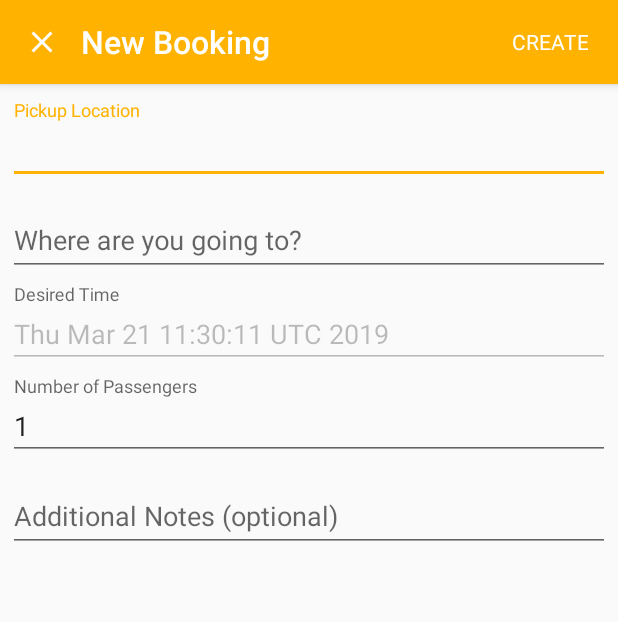
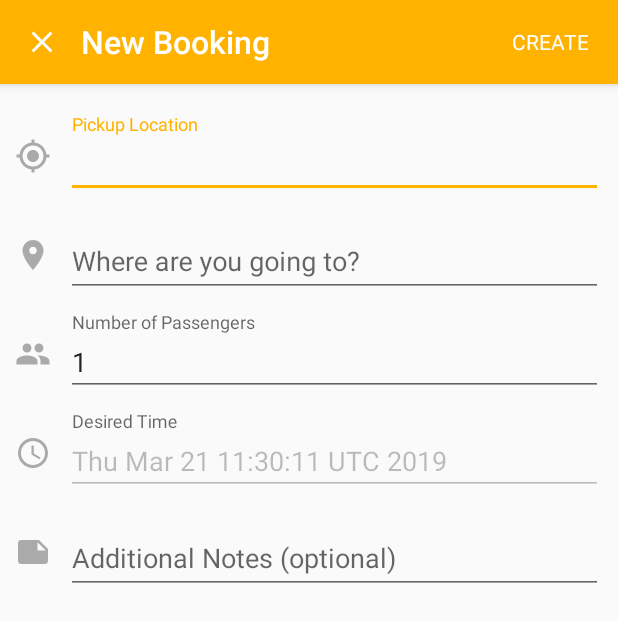
Before and after one commit to rhys3010/taxe, an Android app: the CreateBookingActivity screen opened directly, with no data from a screen before it, on a phone screen of 412 x 824 dp. Shown: the top 622 px of the screen. Run offline under Robolectric (Android 15) with nearby library versions, the phone set to English and light mode, and no system bars; libraries missing offline, so code that uses them is left out: retrofit2.adapter.rxjava, rx.android.schedulers, rx.schedulers, rx.subscriptions; 1 statement that could not run was skipped.

Commit message:
Tweaked booking creation screen design and added number picker support

```diff
--- /dev/null
+++ b/app/src/main/res/drawable/ic_access_time_black_24dp.xml
@@ -0,0 +1,9 @@
+<vector xmlns:android="http://schemas.android.com/apk/res/android"
+        android:width="24dp"
+        android:height="24dp"
+        android:viewportWidth="24.0"
+        android:viewportHeight="24.0">
+    <path
+        android:fillColor="#FF000000"
+        android:pathData="M11.99,2C6.47,2 2,6.48 2,12s4.47,10 9.99,10C17.52,22 22,17.52 22,12S17.52,2 11.99,2zM12,20c-4.42,0 -8,-3.58 -8,-8s3.58,-8 8,-8 8,3.58 8,8 -3.58,8 -8,8zM12.5,7H11v6l5.25,3.15 0.75,-1.23 -4.5,-2.67z"/>
+</vector>
--- /dev/null
+++ b/app/src/main/res/drawable/ic_location_on_black_24dp.xml
@@ -0,0 +1,9 @@
+<vector xmlns:android="http://schemas.android.com/apk/res/android"
+        android:width="24dp"
+        android:height="24dp"
+        android:viewportWidth="24.0"
+        android:viewportHeight="24.0">
+    <path
+        android:fillColor="#FF000000"
+        android:pathData="M12,2C8.13,2 5,5.13 5,9c0,5.25 7,13 7,13s7,-7.75 7,-13c0,-3.87 -3.13,-7 -7,-7zM12,11.5c-1.38,0 -2.5,-1.12 -2.5,-2.5s1.12,-2.5 2.5,-2.5 2.5,1.12 2.5,2.5 -1.12,2.5 -2.5,2.5z"/>
+</vector>
--- /dev/null
+++ b/app/src/main/res/drawable/ic_my_location_black_24dp.xml
@@ -0,0 +1,9 @@
+<vector xmlns:android="http://schemas.android.com/apk/res/android"
+        android:width="24dp"
+        android:height="24dp"
+        android:viewportWidth="24.0"
+        android:viewportHeight="24.0">
+    <path
+        android:fillColor="#FF000000"
+        android:pathData="M12,8c-2.21,0 -4,1.79 -4,4s1.79,4 4,4 4,-1.79 4,-4 -1.79,-4 -4,-4zM20.94,11c-0.46,-4.17 -3.77,-7.48 -7.94,-7.94L13,1h-2v2.06C6.83,3.52 3.52,6.83 3.06,11L1,11v2h2.06c0.46,4.17 3.77,7.48 7.94,7.94L11,23h2v-2.06c4.17,-0.46 7.48,-3.77 7.94,-7.94L23,13v-2h-2.06zM12,19c-3.87,0 -7,-3.13 -7,-7s3.13,-7 7,-7 7,3.13 7,7 -3.13,7 -7,7z"/>
+</vector>
--- /dev/null
+++ b/app/src/main/res/drawable/ic_note_black_24dp.xml
@@ -0,0 +1,9 @@
+<vector xmlns:android="http://schemas.android.com/apk/res/android"
+        android:width="24dp"
+        android:height="24dp"
+        android:viewportWidth="24.0"
+        android:viewportHeight="24.0">
+    <path
+        android:fillColor="#FF000000"
+        android:pathData="M22,10l-6,-6L4,4c-1.1,0 -2,0.9 -2,2v12.01c0,1.1 0.9,1.99 2,1.99l16,-0.01c1.1,0 2,-0.89 2,-1.99v-8zM15,5.5l5.5,5.5L15,11L15,5.5z"/>
+</vector>
--- /dev/null
+++ b/app/src/main/res/drawable/ic_people_black_24dp.xml
@@ -0,0 +1,9 @@
+<vector xmlns:android="http://schemas.android.com/apk/res/android"
+        android:width="24dp"
+        android:height="24dp"
+        android:viewportWidth="24.0"
+        android:viewportHeight="24.0">
+    <path
+        android:fillColor="#FF000000"
+        android:pathData="M16,11c1.66,0 2.99,-1.34 2.99,-3S17.66,5 16,5c-1.66,0 -3,1.34 -3,3s1.34,3 3,3zM8,11c1.66,0 2.99,-1.34 2.99,-3S9.66,5 8,5C6.34,5 5,6.34 5,8s1.34,3 3,3zM8,13c-2.33,0 -7,1.17 -7,3.5L1,19h14v-2.5c0,-2.33 -4.67,-3.5 -7,-3.5zM16,13c-0.29,0 -0.62,0.02 -0.97,0.05 1.16,0.84 1.97,1.97 1.97,3.45L17,19h6v-2.5c0,-2.33 -4.67,-3.5 -7,-3.5z"/>
+</vector>
--- a/app/src/main/res/layout/activity_create_booking.xml
+++ b/app/src/main/res/layout/activity_create_booking.xml
@@ -65,7 +65,7 @@
         android:id="@+id/create_booking_form"
         android:layout_width="match_parent"
         android:layout_height="wrap_content"
-        android:layout_margin="@dimen/form_margin_register"
+        android:layout_margin="@dimen/form_margin_create_booking"
         app:layout_constraintStart_toStartOf="parent"
         app:layout_constraintEnd_toEndOf="parent"
         app:layout_constraintTop_toBottomOf="@id/create_booking_toolbar">
@@ -76,12 +76,28 @@
             android:gravity="center_horizontal"
             android:orientation="vertical">
 
+            <!-- Pickup Location Container -->
+            <LinearLayout
+                android:layout_width="match_parent"
+                android:layout_height="wrap_content"
+                android:orientation="horizontal"
+                android:layout_marginTop="@dimen/form_margin_create_booking">
+
+                <!-- Pickup Location Icon -->
+                <ImageView
+                    android:layout_width="wrap_content"
+                    android:layout_height="wrap_content"
+                    android:src="@drawable/ic_my_location_black_24dp"
+                    android:tint="@android:color/darker_gray"
+                    android:layout_gravity="center"/>
+
                 <!-- Pickup Location Field -->
                 <android.support.design.widget.TextInputLayout
                     android:id="@+id/pickup_location_input_container"
                     android:layout_width="match_parent"
                     android:layout_height="wrap_content"
-                android:layout_marginTop="@dimen/form_margin_register">
+                    android:layout_gravity="center"
+                    android:layout_marginStart="@dimen/edit_text_icon_margin">
 
                     <android.support.design.widget.TextInputEditText
                         android:id="@+id/pickup_location_input"
@@ -90,13 +106,30 @@
                         android:hint="@string/pickup_location_input_hint"
                         android:inputType="textCapWords"/>
                 </android.support.design.widget.TextInputLayout>
+            </LinearLayout>
+
+            <!-- Destination Location Container -->
+            <LinearLayout
+                android:layout_width="match_parent"
+                android:layout_height="wrap_content"
+                android:orientation="horizontal"
+                android:layout_marginTop="@dimen/form_margin_create_booking">
+
+                <!-- Pickup Location Icon -->
+                <ImageView
+                    android:layout_width="wrap_content"
+                    android:layout_height="wrap_content"
+                    android:src="@drawable/ic_location_on_black_24dp"
+                    android:tint="@android:color/darker_gray"
+                    android:layout_gravity="center"/>
 
                 <!-- Destination Location Field -->
                 <android.support.design.widget.TextInputLayout
                     android:id="@+id/destination_input_container"
                     android:layout_width="match_parent"
                     android:layout_height="wrap_content"
-                android:layout_marginTop="@dimen/form_margin_register">
+                    android:layout_gravity="center"
+                    android:layout_marginStart="@dimen/edit_text_icon_margin">
 
                     <android.support.design.widget.TextInputEditText
                         android:id="@+id/destination_input"
@@ -105,43 +138,91 @@
                         android:hint="@string/destination_input_hint"
                         android:inputType="textCapWords"/>
                 </android.support.design.widget.TextInputLayout>
+            </LinearLayout>
+
+            <!-- No Passengers Container -->
+            <LinearLayout
+                android:layout_width="match_parent"
+                android:layout_height="wrap_content"
+                android:orientation="horizontal"
+                android:layout_marginTop="@dimen/form_margin_create_booking">
+
+                <ImageView
+                    android:layout_width="wrap_content"
+                    android:layout_height="wrap_content"
+                    android:src="@drawable/ic_people_black_24dp"
+                    android:tint="@android:color/darker_gray"
+                    android:layout_gravity="center"/>
+
+                <!-- Number of Passengers Field -->
+                <android.support.design.widget.TextInputLayout
+                    android:id="@+id/number_of_passengers_input_container"
+                    android:layout_width="match_parent"
+                    android:layout_height="wrap_content"
+                    android:layout_gravity="center"
+                    android:layout_marginStart="@dimen/edit_text_icon_margin">
+
+                    <android.support.design.widget.TextInputEditText
+                        android:id="@+id/number_of_passengers_input"
+                        android:layout_width="match_parent"
+                        android:layout_height="wrap_content"
+                        android:hint="@string/number_of_passengers_input_hint"
+                        android:focusable="false"/>
+                </android.support.design.widget.TextInputLayout>
+            </LinearLayout>
+
+            <!-- Desired Time Container -->
+            <LinearLayout
+                android:layout_width="match_parent"
+                android:layout_height="wrap_content"
+                android:orientation="horizontal"
+                android:layout_marginTop="@dimen/form_margin_create_booking">
+
+                <ImageView
+                    android:layout_width="wrap_content"
+                    android:layout_height="wrap_content"
+                    android:src="@drawable/ic_access_time_black_24dp"
+                    android:tint="@android:color/darker_gray"
+                    android:layout_gravity="center"/>
 
                 <!-- Requested Time Field -->
                 <android.support.design.widget.TextInputLayout
                     android:id="@+id/time_input_container"
                     android:layout_width="match_parent"
                     android:layout_height="wrap_content"
-                android:layout_marginTop="@dimen/form_margin_register">
+                    android:layout_gravity="center"
+                    android:layout_marginStart="@dimen/edit_text_icon_margin">
 
                     <android.support.design.widget.TextInputEditText
                         android:id="@+id/time_input"
                         android:layout_width="match_parent"
                         android:layout_height="wrap_content"
                         android:hint="@string/time_input_hint"
-                    android:inputType="time"/>
+                        android:focusable="false"/>
                 </android.support.design.widget.TextInputLayout>
+            </LinearLayout>
 
-            <!-- Number of Passengers Field -->
-            <android.support.design.widget.TextInputLayout
-                android:id="@+id/number_of_passengers_input_container"
+            <!-- Additional Notes Container -->
+            <LinearLayout
                 android:layout_width="match_parent"
                 android:layout_height="wrap_content"
-                android:layout_marginTop="@dimen/form_margin_register">
+                android:orientation="horizontal"
+                android:layout_marginTop="@dimen/form_margin_create_booking">
 
-                <android.support.design.widget.TextInputEditText
-                    android:id="@+id/number_of_passengers_input"
-                    android:layout_width="match_parent"
+                <ImageView
+                    android:layout_width="wrap_content"
                     android:layout_height="wrap_content"
-                    android:hint="@string/number_of_passengers_input_hint"
-                    android:inputType="number"/>
-            </android.support.design.widget.TextInputLayout>
+                    android:src="@drawable/ic_note_black_24dp"
+                    android:tint="@android:color/darker_gray"
+                    android:layout_gravity="center"/>
 
                 <!-- Additional Notes Field (Optional) -->
                 <android.support.design.widget.TextInputLayout
                     android:id="@+id/notes_input_container"
                     android:layout_width="match_parent"
                     android:layout_height="wrap_content"
-                android:layout_marginTop="@dimen/form_margin_register">
+                    android:layout_gravity="center"
+                    android:layout_marginStart="@dimen/edit_text_icon_margin">
 
                     <android.support.design.widget.TextInputEditText
                         android:id="@+id/notes_input"
@@ -153,9 +234,11 @@
                         android:maxLines="8"/>
                 </android.support.design.widget.TextInputLayout>
 
+            </LinearLayout>
+
             <View
                 android:layout_width="match_parent"
-                android:layout_height="50dp"/>
+                android:layout_height="80dp"/>
         </LinearLayout>
     </ScrollView>
 
--- a/app/src/main/res/values/dimens.xml
+++ b/app/src/main/res/values/dimens.xml
@@ -7,6 +7,7 @@
     <dimen name="form_margin">30dp</dimen>
     <dimen name="form_margin_register">5dp</dimen>
     <dimen name="form_input_margin">20dp</dimen>
+    <dimen name="form_margin_create_booking">10dp</dimen>
     <dimen name="register_text_margin">20dp</dimen>
     <dimen name="register_text_padding">3dp</dimen>
     <dimen name="fab_marign">16dp</dimen>
@@ -15,6 +16,7 @@
     <dimen name="account_action_entry_margin">10dp</dimen>
     <dimen name="account_action_entry_margin_top">20dp</dimen>
     <dimen name="account_action_entry_icon_margin">10dp</dimen>
+    <dimen name="edit_text_icon_margin">10dp</dimen>
 
 
     <!-- Text Sizes -->
--- /dev/null
+++ b/app/src/main/res/values/integers.xml
@@ -0,0 +1,7 @@
+<?xml version="1.0" encoding="utf-8"?>
+<resources>
+    <integer name="min_no_passengers">1</integer>
+    <integer name="max_no_passengers">8</integer>
+
+
+</resources>
--- a/app/src/main/res/values/strings.xml
+++ b/app/src/main/res/values/strings.xml
@@ -22,6 +22,8 @@
     <string name="number_of_passengers_input_hint">Number of Passengers</string>
     <string name="notes_input_hint">Additional Notes (optional)</string>
     <string name="cancel_booking_creation_confirmation">Are you sure you wish to abandon this booking?</string>
+    <string name="select_number">Choose a Number</string>
+    <string name="number_of_passengers_selection">Select Number of Passengers</string>
 
     <!-- Nav Options -->
     <string name="nav_home">Home</string>
```
Also changed, not shown: app/src/main/java/xyz/rhysevans/taxe/ui/booking/CreateBookingActivity.java (+35 -1 lines), app/src/main/java/xyz/rhysevans/taxe/ui/dialogs/NumberPickerDialog.java (added, +156 -0 lines). Lines whose indentation alone changed are shown as unchanged.
